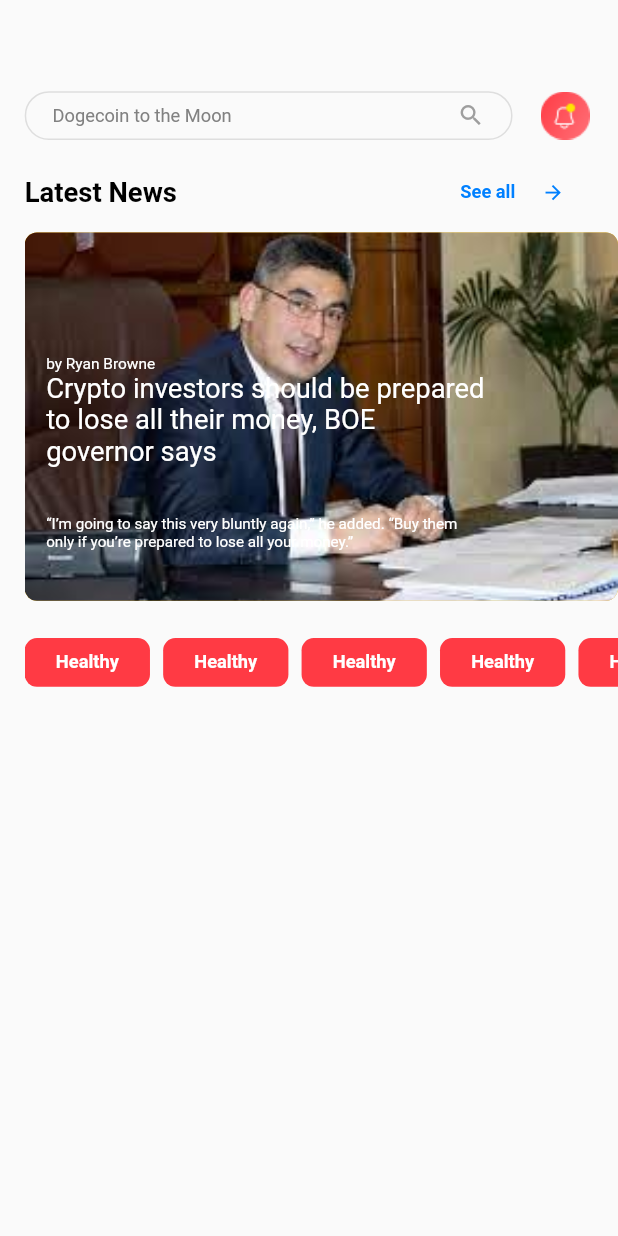
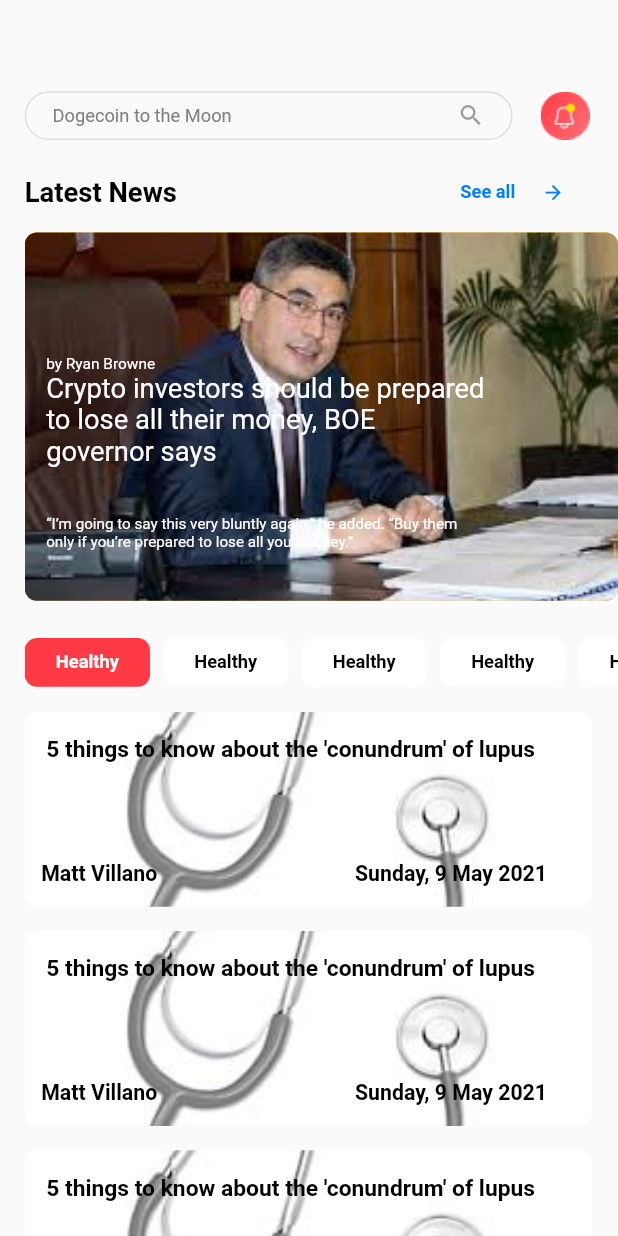
Before and after one commit to dilbekdeveloper11/newapp, a Flutter app: the screen it shows after launch, on a phone screen of 412 x 824 dp. Run offline on Flutter 3.47's test engine with Material 2 defaults, Android fonts, the phone set to English and light mode, and no system bars; our stand-ins replace flutter_svg.

Commit message:
Home pageda hammasi tugadi faqat Bottom Navigation Bar qoshilmadi xolos

```diff
--- a/lib/core/compliments/components.dart
+++ b/lib/core/compliments/components.dart
@@ -61,3 +61,68 @@ class PageViewWidgets {
     );
   }
 }
+
+
+class Category{
+  static Categorys(){
+    return Container(
+              height: getHeight(128),
+              width: getWidht(344),
+              decoration: BoxDecoration(
+                borderRadius: BorderRadius.circular(
+                  getHeight(8),
+                ),
+                image: const DecorationImage(
+                  image: AssetImage(
+                    "assets/images/steto_big.jpg",
+                  ),
+                  fit: BoxFit.cover,
+                ),
+              ),
+              child: Padding(
+                padding: EdgeInsets.only(
+                  top: getHeight(16),
+                  left: getWidht(10),
+                ),
+                child: Column(
+                  children: [
+                    SizedBox(
+                      height: getHeight(42),
+                      width: getWidht(328),
+                      child: Text(
+                        "5 things to know about the 'conundrum' of lupus",
+                        style: TextStyle(
+                          fontSize: getHeight(15),
+                          fontWeight: FontWeight.w600,
+                          color: Colors.black,
+                        ),
+                      ),
+                    ),
+                    SizedBox(height: getHeight(40)),
+                    Row(
+                      children: [
+                        Text(
+                          "Matt Villano",
+                          style: TextStyle(
+                            fontSize: getHeight(14),
+                            fontWeight: FontWeight.w600,
+                            color: Colors.black,
+                          ),
+                        ),
+                        SizedBox(width: getWidht(120)),
+                        Text(
+                          "Sunday, 9 May 2021",
+                          style: TextStyle(
+                            fontSize: getHeight(14),
+                            fontWeight: FontWeight.w600,
+                            color: Colors.black,
+                          ),
+                        ),
+                      ],
+                    )
+                  ],
+                ),
+              ),
+            );
+  }
+}
--- a/lib/screens/home_page.dart
+++ b/lib/screens/home_page.dart
@@ -11,7 +11,9 @@ class HomePage extends StatelessWidget {
     final controller = PageController(initialPage: 1);
     SizeConfig.init(context);
     return Scaffold(
-      body: Padding(
+      body: ListView(
+        children: [
+          Padding(
             padding: EdgeInsets.only(top: getHeight(60), left: getWidht(15)),
             child: Column(
               crossAxisAlignment: CrossAxisAlignment.start,
@@ -113,8 +115,11 @@ class HomePage extends StatelessWidget {
                               height: getHeight(32),
                               width: getWidht(76),
                               decoration: BoxDecoration(
-                            borderRadius: BorderRadius.circular(getHeight(8)),
-                            color: const Color(0xffFF3A44),
+                                borderRadius:
+                                    BorderRadius.circular(getHeight(8)),
+                                color: index == 0
+                                    ? const Color(0xffFF3A44)
+                                    : Colors.white,
                               ),
                               child: Center(
                                 child: Text(
@@ -122,7 +127,9 @@ class HomePage extends StatelessWidget {
                                   style: TextStyle(
                                     fontSize: getHeight(12),
                                     fontWeight: FontWeight.w600,
-                                color: Colors.white
+                                    color: index == 0
+                                        ? Colors.white
+                                        : Colors.black,
                                   ),
                                 ),
                               ),
@@ -133,9 +140,22 @@ class HomePage extends StatelessWidget {
                           ],
                         );
                       }),
-            )
+                ),
+                SizedBox(height: getHeight(16)),
+                Category.Categorys(),
+                SizedBox(height: getHeight(16)),
+                Category.Categorys(),
+                SizedBox(height: getHeight(16)),
+                Category.Categorys(),
+                SizedBox(height: getHeight(16)),
+                Category.Categorys(),
+                SizedBox(height: getHeight(16)),
+                Category.Categorys(),
+                SizedBox(height: getHeight(16)),
               ],
             ),
+          ),
+        ],
       ),
     );
   }
```
Also changed, not shown: assets/images/steto_big.jpg (added). Lines whose indentation alone changed are shown as unchanged.
